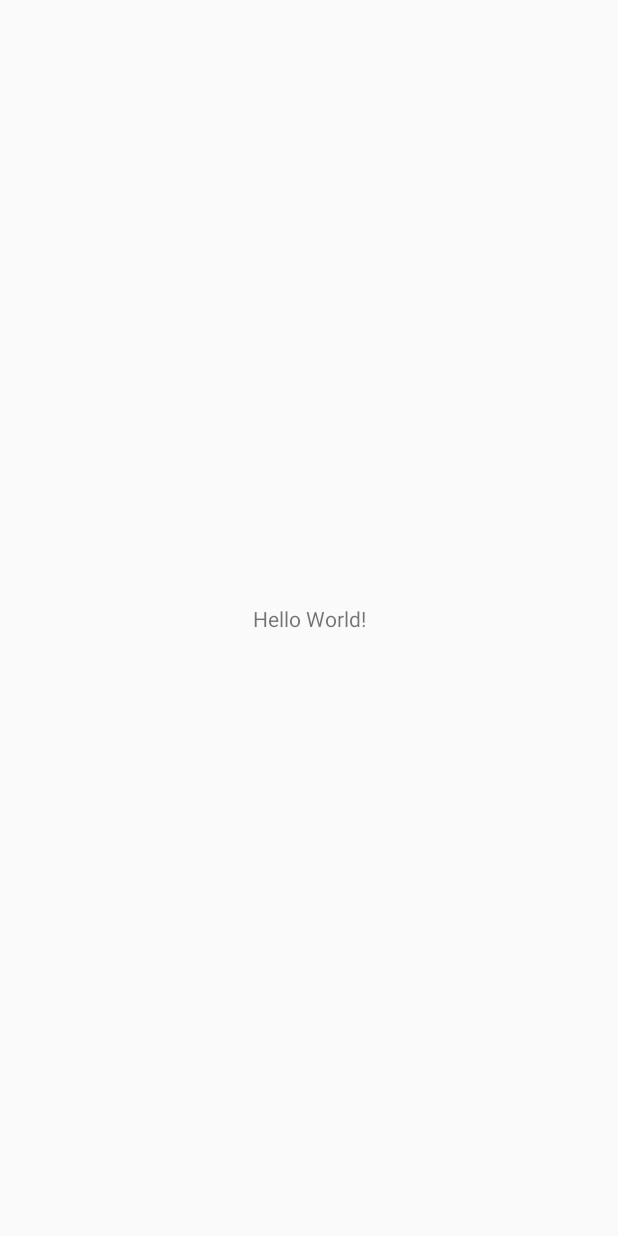
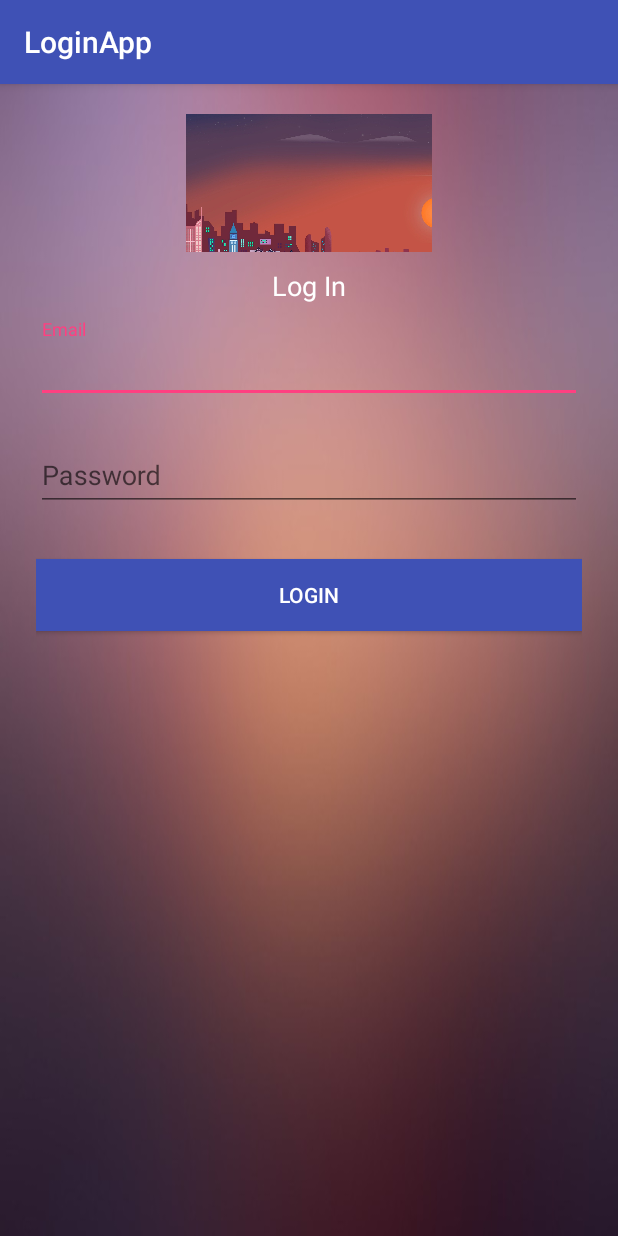
Before and after one commit to mahadi18/LoginApp, an Android app: the screen it shows after launch (SplashScreen before the commit, LoginActivity after it), on a phone screen of 412 x 824 dp. Before the commit the screen is almost empty. Run offline under Robolectric (Android 15) with nearby library versions, the phone set to English and light mode, and no system bars.

Commit message:
New activity are added

```diff
--- a/app/build.gradle
+++ b/app/build.gradle
@@ -26,5 +26,6 @@ dependencies {
     })
     compile 'com.android.support:appcompat-v7:25.3.1'
     compile 'com.android.support.constraint:constraint-layout:1.0.2'
+    compile 'com.android.support:design:22.2.0'
     testCompile 'junit:junit:4.12'
 }
--- a/app/src/main/AndroidManifest.xml
+++ b/app/src/main/AndroidManifest.xml
@@ -9,7 +9,8 @@
         android:roundIcon="@mipmap/ic_launcher_round"
         android:supportsRtl="true"
         android:theme="@style/AppTheme">
-        <activity android:name=".SplashScreen"
+        <activity
+            android:name=".SplashScreen.SplashScreen"
             android:theme="@style/Theme.AppCompat.Light.NoActionBar">
             <intent-filter>
                 <action android:name="android.intent.action.MAIN" />
@@ -17,6 +18,8 @@
                 <category android:name="android.intent.category.LAUNCHER" />
             </intent-filter>
         </activity>
+        <activity android:name=".Login.LoginActivity" />
+        <activity android:name=".Dashboard.DashboardActivity"></activity>
     </application>
 
 </manifest>
--- /dev/null
+++ b/app/src/main/java/com/mahadi/loginapp/Login/LoginActivity.java
@@ -0,0 +1,110 @@
+package com.mahadi.loginapp.Login;
+
+import android.app.ProgressDialog;
+import android.content.Context;
+import android.content.Intent;
+import android.content.SharedPreferences;
+import android.content.res.Resources;
+import android.os.AsyncTask;
+import android.support.v7.app.AppCompatActivity;
+import android.os.Bundle;
+import android.view.View;
+import android.view.inputmethod.InputMethodManager;
+import android.widget.Button;
+import android.widget.EditText;
+import android.widget.TextView;
+import android.widget.Toast;
+
+import com.mahadi.loginapp.Dashboard.DashboardActivity;
+import com.mahadi.loginapp.R;
+
+import java.util.HashMap;
+
+public class LoginActivity extends AppCompatActivity implements View.OnClickListener{
+
+    EditText editText_email, editText_password;
+    public final String serverUrl = "http://54.218.102.254/scarecrow/json.php";
+
+    Button btn_login;
+    public String entered_email;
+    Resources resources;
+    ProgressDialog progressDialog;
+    SharedPreferences sharedPreferences;
+    String entered_password;
+    public static final String MyPREFERENCES = "MyPrefs";
+    public static final String KEY_EMAIL="email";
+    public static  final String KEY_PASSWORD="password";
+
+    @Override
+    protected void onCreate(Bundle savedInstanceState) {
+        super.onCreate(savedInstanceState);
+        setContentView(R.layout.activity_login);
+        editText_email = (EditText) findViewById(R.id.input_email);
+        editText_password = (EditText) findViewById(R.id.input_password);
+
+        btn_login = (Button) findViewById(R.id.btn_login);
+        sharedPreferences = getSharedPreferences(MyPREFERENCES, Context.MODE_PRIVATE);
+        btn_login.setOnClickListener(this);
+
+
+    }
+    @Override
+    public void onClick(View v) {
+
+        if(v == btn_login){
+//           editText_email.setText("");
+//           editText_password.setText("");
+            login();
+        }
+    }
+    private void login(){
+        String email = editText_email.getText().toString().trim();
+        String password = editText_password.getText().toString().trim();
+        InputMethodManager im = (InputMethodManager) this.getApplicationContext().getSystemService(Context.INPUT_METHOD_SERVICE);
+        im.hideSoftInputFromWindow(getWindow().getDecorView().getWindowToken(), InputMethodManager.HIDE_NOT_ALWAYS);
+        userLogin(email, password);
+    }
+
+    private void userLogin(final String email, final String password){
+        class UserLoginClass extends AsyncTask<String,Void,String> {
+            ProgressDialog loading;
+            @Override
+            protected void onPreExecute() {
+                super.onPreExecute();
+                loading = ProgressDialog.show(LoginActivity.this,"Please Wait",null,true,true);
+            }
+
+            @Override
+            protected void onPostExecute(String s) {
+                super.onPostExecute(s);
+                loading.dismiss();
+                if(s.equalsIgnoreCase("success")){
+                    SharedPreferences.Editor editor = sharedPreferences.edit();
+                    editor.putString(KEY_EMAIL, email);
+                    editor.putString(KEY_PASSWORD, password);
+                    editor.commit();
+                    Intent intent = new Intent(LoginActivity.this, DashboardActivity.class);
+                    startActivity(intent);
+                    finish();
+                }else{
+                    Toast.makeText(LoginActivity.this,s,Toast.LENGTH_LONG).show();
+                }
+            }
+
+            @Override
+            protected String doInBackground(String... params) {
+                HashMap<String,String> data = new HashMap<>();
+                data.put("email",params[0]);
+                data.put("password",params[1]);
+
+                RegisterHandler rhc = new RegisterHandler();
+
+                String result = rhc.sendPostRequest(serverUrl,data);
+
+                return result;
+            }
+        }
+        UserLoginClass ulc = new UserLoginClass();
+        ulc.execute(email,password);
+    }
+}
--- /dev/null
+++ b/app/src/main/java/com/mahadi/loginapp/Login/Userloginsession.java
@@ -0,0 +1,89 @@
+package com.mahadi.loginapp.Login;
+
+import android.content.Context;
+import android.content.SharedPreferences;
+
+import java.util.HashMap;
+import com.mahadi.loginapp.*;
+
+/**
+ * Created by Mahadi on 27-07-17.
+ */
+
+public class Userloginsession {
+
+    public static final String IS_User_login = "isuserloggedin";
+    //    {"did":"1","drivername":"arul ji","dusername":"PIKDRIVER01","logid":"79"}
+    //Driver Login details
+    //From DRIVER
+    public static final String IS_SNO = "sno";
+    public static final String IS_EMAIL = "userloginname";
+    public static final String IS_USERPASSWORD = "userloginpassword";
+    //
+    public static final String IS_EMP_ID = "emp_id";
+    //
+    //From Json Driver
+    public static final String IS_FIRST_NAME = "first_name";
+    public static final String IS_LAST_NAME = "last_name";
+    public static final String IS_IMAGE = "image";
+
+    static SharedPreferences user_details;
+    // Editor Reference for sharedpref
+    SharedPreferences.Editor user_details_editor;
+
+    public Userloginsession(final Context applicationContext) {
+
+        // create sharedpreff file "driverSession" for DRIVERLOGINACTIVITY
+        user_details = applicationContext.getSharedPreferences("usersession",0);
+
+        //Edit pfeff file
+        user_details_editor = user_details.edit();
+        user_details_editor.apply();
+
+
+    }
+    public static boolean isuserLoggedIn() {
+        return user_details.getBoolean(IS_User_login, false);
+    }
+    public void createuserLogin(String passwordp, String email, String SNO, final String EMP_ID, final String FIRST_NAME, final String LAST_NAME, final String Image) {
+        user_details_editor.putBoolean(IS_User_login, true);
+        user_details_editor.putString(IS_EMAIL, email);
+        user_details_editor.putString(IS_USERPASSWORD, passwordp);
+        user_details_editor.putString(IS_SNO, SNO);
+        user_details_editor.putString(IS_EMP_ID, EMP_ID);
+        user_details_editor.putString(IS_FIRST_NAME, FIRST_NAME);
+        user_details_editor.putString(IS_LAST_NAME, LAST_NAME);
+        user_details_editor.putString(IS_IMAGE, Image);
+        user_details_editor.commit();
+    }
+
+    public HashMap<String, String> isGetuserDetails() {
+        // Use hashmap to store user credentials
+        final HashMap<String, String> userdetailsmap = new HashMap<>();
+
+        // Driv pass
+        userdetailsmap.put(IS_EMAIL, user_details.getString(IS_EMAIL, null));   // Driv Pass
+
+        // Driver user name
+        userdetailsmap.put(IS_USERPASSWORD, user_details.getString(IS_USERPASSWORD, null));
+
+        // Driver  ID
+        userdetailsmap.put(IS_SNO, user_details.getString(IS_SNO, null));
+
+        //Driver Name
+        userdetailsmap.put(IS_EMP_ID, user_details.getString(IS_EMP_ID, null));
+        userdetailsmap.put(IS_FIRST_NAME, user_details.getString(IS_FIRST_NAME, null));
+        userdetailsmap.put(IS_LAST_NAME, user_details.getString(IS_LAST_NAME, null));
+        userdetailsmap.put(IS_IMAGE, user_details.getString(IS_IMAGE, null));
+
+        return userdetailsmap;
+    }
+
+    public void clearAllvalues() {
+
+        user_details_editor = user_details.edit();
+        user_details_editor.clear();
+        user_details_editor.apply();
+
+    }
+}
--- /dev/null
+++ b/app/src/main/java/com/mahadi/loginapp/SplashScreen/SplashScreen.java
@@ -0,0 +1,45 @@
+package com.mahadi.loginapp.SplashScreen;
+
+import android.content.Intent;
+import android.os.Handler;
+import android.support.v7.app.AppCompatActivity;
+import android.os.Bundle;
+
+import com.mahadi.loginapp.Dashboard.DashboardActivity;
+import com.mahadi.loginapp.Login.LoginActivity;
+import com.mahadi.loginapp.Login.RegisterHandler;
+import com.mahadi.loginapp.Login.Userloginsession;
+import com.mahadi.loginapp.R;
+import com.mahadi.loginapp.*;
+
+public class SplashScreen extends AppCompatActivity {
+
+    private static int SPLASH_TIME_OUT = 3000;
+
+    @Override
+    protected void onCreate(Bundle savedInstanceState) {
+        super.onCreate(savedInstanceState);
+        setContentView(R.layout.activity_splash_screen);
+        final Userloginsession login = new Userloginsession(getApplicationContext());
+
+        new Handler().postDelayed(new Runnable() {
+
+            @Override
+            public void run() {
+
+                if (login.isuserLoggedIn()) {
+                    startActivity(new Intent(SplashScreen.this, DashboardActivity.class));
+
+                    finish();
+
+
+                } else {
+                    startActivity(new Intent(SplashScreen.this, LoginActivity.class));
+
+                    finish();
+                }
+
+            }
+        }, SPLASH_TIME_OUT);
+    }
+}
--- /dev/null
+++ b/app/src/main/res/layout/activity_login.xml
@@ -0,0 +1,71 @@
+<?xml version="1.0" encoding="utf-8"?>
+<ScrollView xmlns:android="http://schemas.android.com/apk/res/android"
+    android:layout_width="fill_parent"
+    android:layout_height="fill_parent"
+    android:background="@drawable/login"
+    android:fitsSystemWindows="true">
+
+    <LinearLayout
+        android:orientation="vertical"
+        android:layout_width="match_parent"
+        android:layout_height="wrap_content"
+        android:paddingTop="20dp"
+        android:paddingLeft="24dp"
+        android:paddingRight="24dp">
+
+        <ImageView android:src="@drawable/loginpagebackground"
+            android:layout_width="wrap_content"
+            android:layout_height="92dp"
+            android:layout_marginBottom="10dp"
+            android:layout_gravity="center_horizontal" />
+
+        <TextView
+            android:id="@+id/loginwith"
+            android:layout_width="match_parent"
+            android:layout_height="wrap_content"
+            android:layout_marginBottom="2dp"
+            android:text="Log In"
+            android:gravity="center"
+            android:textSize="18dip"
+            android:textColor="#ffffff"/>
+
+
+        <!-- Email Label -->
+        <android.support.design.widget.TextInputLayout
+            android:layout_width="match_parent"
+            android:layout_height="wrap_content"
+            android:layout_marginTop="8dp"
+            android:layout_marginBottom="8dp">
+            <EditText android:id="@+id/input_email"
+                android:layout_width="match_parent"
+                android:layout_height="wrap_content"
+                android:inputType="textEmailAddress"
+                android:hint="Email" />
+        </android.support.design.widget.TextInputLayout>
+
+        <!-- Password Label -->
+        <android.support.design.widget.TextInputLayout
+            android:layout_width="match_parent"
+            android:layout_height="wrap_content"
+            android:layout_marginTop="8dp"
+            android:layout_marginBottom="8dp">
+            <EditText android:id="@+id/input_password"
+                android:layout_width="match_parent"
+                android:layout_height="wrap_content"
+                android:inputType="textPassword"
+                android:hint="Password"/>
+        </android.support.design.widget.TextInputLayout>
+
+        <android.support.v7.widget.AppCompatButton
+            android:id="@+id/btn_login"
+            android:layout_width="fill_parent"
+            android:layout_height="wrap_content"
+            android:layout_marginTop="24dp"
+            android:layout_marginBottom="24dp"
+            android:padding="12dp"
+            android:text="Login"
+            android:background="@color/colorPrimary"
+            android:textColor="#ffffff"/>
+
+    </LinearLayout>
+</ScrollView>
```
Also changed, not shown: app/src/main/java/com/mahadi/loginapp/Dashboard/DashboardActivity.java (added, +152 -0 lines), app/src/main/java/com/mahadi/loginapp/Login/RegisterHandler.java (added, +78 -0 lines), app/src/main/java/com/mahadi/loginapp/SplashScreen.java (deleted, +0 -13 lines), app/src/main/res/layout/activity_dashboard.xml (added, +45 -0 lines), app/src/main/res/layout/activity_splash_screen.xml (+7 -2 lines), app/src/main/res/drawable/login.jpg (added), app/src/main/res/drawable/loginpagebackground.jpg (added), app/src/main/res/drawable/splashscreenbackground.jpg (added).
